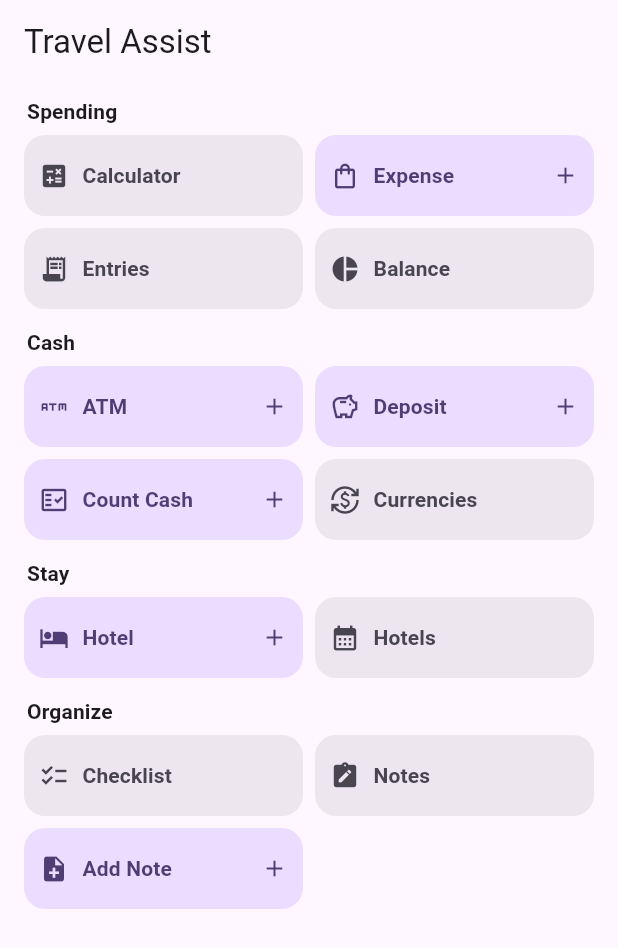
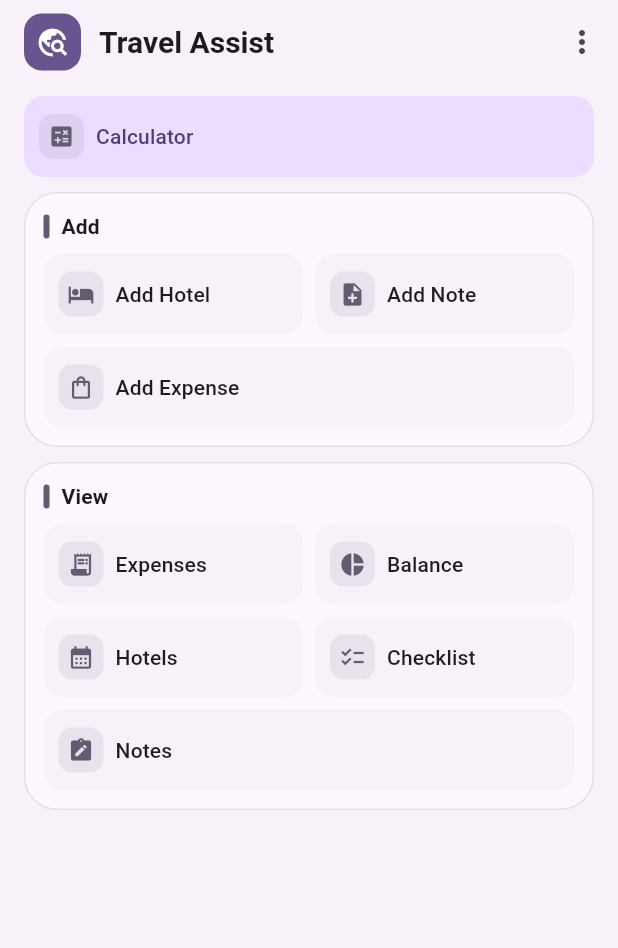
Before and after one commit to snst/travelassist3, a Flutter app: the screen it shows after launch, on a phone screen of 412 x 824 dp. Shown: the top 948 px of the screen. Run offline on Flutter 3.47's test engine with Material 3 defaults, Android fonts, the light colour scheme and no system bars; our stand-ins replace drift, drift_flutter, geolocator; accounts and stored records are empty; generated files the repository leaves out were written again.

Commit message:
home page

```diff
--- a/lib/screens/home_page.dart
+++ b/lib/screens/home_page.dart
@@ -35,29 +35,31 @@ class _FeatureGroup {
   const _FeatureGroup(this.title, this.features);
 }
 
-const _columns = 4;
-
-final _groups = <_FeatureGroup>[
-  _FeatureGroup('Spending', [
-    _Feature.view('Calculator', Icons.calculate, (db) => CalculatorPage(database: db)),
-    _Feature.add('Expense', Icons.shopping_bag_outlined, (db) => ExpensePage(database: db)),
-    _Feature.view('Entries', Icons.receipt_long, (db) => TransactionListPage(database: db)),
-    _Feature.view('Balance', Icons.pie_chart, (db) => BalancePage(database: db)),
-  ]),
-  _FeatureGroup('Cash', [
+final _cashTools = <_Feature>[
   _Feature.add('ATM', Icons.atm, (db) => WithdrawalPage(database: db)),
   _Feature.add('Deposit', Icons.savings_outlined, (db) => DepositPage(database: db)),
   _Feature.add('Count Cash', Icons.fact_check_outlined, (db) => CashCountPage(database: db)),
   _Feature.view('Currencies', Icons.currency_exchange, (db) => CurrencySettingsScreen(database: db)),
+];
+
+final _calculator = _Feature.view(
+  'Calculator',
+  Icons.calculate,
+  (db) => CalculatorPage(database: db),
+);
+
+final _groups = <_FeatureGroup>[
+  _FeatureGroup('Add', [
+    _Feature.add('Add Hotel', Icons.hotel, (db) => HotelPage(database: db)),
+    _Feature.add('Add Note', Icons.note_add, (db) => NoteItemPage(database: db)),
+    _Feature.add('Add Expense', Icons.shopping_bag_outlined, (db) => ExpensePage(database: db)),
   ]),
-  _FeatureGroup('Stay', [
-    _Feature.add('Hotel', Icons.hotel, (db) => HotelPage(database: db)),
+  _FeatureGroup('View', [
+    _Feature.view('Expenses', Icons.receipt_long, (db) => TransactionListPage(database: db)),
+    _Feature.view('Balance', Icons.pie_chart, (db) => BalancePage(database: db)),
     _Feature.view('Hotels', Icons.calendar_month, (db) => HotelCalendarPage(database: db)),
-  ]),
-  _FeatureGroup('Organize', [
     _Feature.view('Checklist', Icons.checklist, (db) => TodoListPage(database: db)),
     _Feature.view('Notes', Icons.note_alt, (db) => NoteListPage(database: db)),
-    _Feature.add('Add Note', Icons.note_add, (db) => NoteItemPage(database: db)),
   ]),
 ];
 
@@ -71,22 +73,88 @@ class HomePage extends StatelessWidget {
   Widget build(BuildContext context) {
     final scheme = Theme.of(context).colorScheme;
     return Scaffold(
+      backgroundColor: scheme.surfaceContainerLow,
       appBar: AppBar(
-        title: Text(title),
-        backgroundColor: scheme.surface,
+        title: Row(
+          children: [
+            Container(
+              padding: const EdgeInsets.all(8),
+              decoration: BoxDecoration(
+                color: scheme.primary,
+                borderRadius: BorderRadius.circular(12),
+              ),
+              child: Icon(
+                Icons.travel_explore,
+                color: scheme.onPrimary,
+                size: 22,
+              ),
+            ),
+            const SizedBox(width: 12),
+            Expanded(
+              child: Text(
+                title,
+                style: const TextStyle(fontSize: 20, fontWeight: FontWeight.w700),
+              ),
+            ),
+          ],
+        ),
+        backgroundColor: scheme.surfaceContainerLow,
+        surfaceTintColor: Colors.transparent,
+        actions: [
+          PopupMenuButton<_Feature>(
+            tooltip: 'Cash tools',
+            icon: const Icon(Icons.more_vert),
+            onSelected: (feature) => Navigator.of(context).push(
+              MaterialPageRoute(builder: (_) => feature.builder(database)),
+            ),
+            itemBuilder: (context) => [
+              for (final feature in _cashTools)
+                PopupMenuItem<_Feature>(
+                  value: feature,
+                  child: Row(
+                    children: [
+                      Icon(feature.icon, size: 20),
+                      const SizedBox(width: 12),
+                      Text(feature.label),
+                    ],
+                  ),
+                ),
+            ],
+          ),
+        ],
       ),
       body: SafeArea(
         child: Align(
           alignment: Alignment.topCenter,
           child: ConstrainedBox(
-            constraints: const BoxConstraints(maxWidth: 1040),
+            constraints: const BoxConstraints(maxWidth: 760),
             child: SingleChildScrollView(
               padding: const EdgeInsets.fromLTRB(16, 8, 16, 12),
               child: Column(
                 crossAxisAlignment: CrossAxisAlignment.start,
                 children: [
-                  for (final group in _groups)
-                    _GroupSection(group: group, database: database),
+                  SizedBox(
+                    width: double.infinity,
+                    height: 40 + MediaQuery.textScalerOf(context).scale(14),
+                    child: _FeatureCard(
+                      feature: _calculator,
+                      accent: scheme.secondary,
+                      prominent: true,
+                      onTap: () => Navigator.of(context).push(
+                        MaterialPageRoute(
+                          builder: (_) => _calculator.builder(database),
+                        ),
+                      ),
+                    ),
+                  ),
+                  for (var i = 0; i < _groups.length; i++) ...[
+                    const SizedBox(height: 10),
+                    _GroupSection(
+                      group: _groups[i],
+                      database: database,
+                      accent: scheme.secondary,
+                    ),
+                  ],
                 ],
               ),
             ),
@@ -100,53 +168,75 @@ class HomePage extends StatelessWidget {
 class _GroupSection extends StatelessWidget {
   final _FeatureGroup group;
   final AppDatabase database;
+  final Color accent;
 
-  const _GroupSection({required this.group, required this.database});
+  const _GroupSection({
+    required this.group,
+    required this.database,
+    required this.accent,
+  });
 
   @override
   Widget build(BuildContext context) {
-    return Padding(
-      padding: const EdgeInsets.only(bottom: 12),
+    final theme = Theme.of(context);
+    final scheme = theme.colorScheme;
+    return Container(
+      padding: const EdgeInsets.all(12),
+      decoration: BoxDecoration(
+        color: scheme.surface,
+        borderRadius: BorderRadius.circular(22),
+        border: Border.all(color: scheme.outlineVariant.withValues(alpha: 0.5)),
+      ),
       child: LayoutBuilder(
         builder: (context, constraints) {
-          final columns = constraints.maxWidth < 520
-              ? 2
-              : constraints.maxWidth < 820
-                  ? 3
-                  : 4;
+          final columns = constraints.maxWidth < 600 ? 2 : 4;
+          final width = (constraints.maxWidth - 8 * (columns - 1)) / columns;
+          final height = 40 + MediaQuery.textScalerOf(context).scale(14);
           return Column(
             crossAxisAlignment: CrossAxisAlignment.start,
             children: [
-              Padding(
-                padding: const EdgeInsets.only(left: 2, bottom: 6),
-                child: Text(
+              Row(
+                children: [
+                  Container(
+                    width: 4,
+                    height: 16,
+                    decoration: BoxDecoration(
+                      color: accent,
+                      borderRadius: BorderRadius.circular(2),
+                    ),
+                  ),
+                  const SizedBox(width: 8),
+                  Text(
                     group.title,
-                  style: Theme.of(context).textTheme.titleSmall?.copyWith(
+                    style: theme.textTheme.titleSmall?.copyWith(
                         fontWeight: FontWeight.w600,
                       ),
                   ),
+                ],
               ),
-              GridView.builder(
-                itemCount: group.features.length,
-                shrinkWrap: true,
-                physics: const NeverScrollableScrollPhysics(),
-                gridDelegate: SliverGridDelegateWithFixedCrossAxisCount(
-                  crossAxisCount: columns,
-                  mainAxisSpacing: 8,
-                  crossAxisSpacing: 8,
-                  mainAxisExtent: 54,
-                ),
-                itemBuilder: (context, index) {
-                  final feature = group.features[index];
-                  return _FeatureCard(
-                    feature: feature,
+              const SizedBox(height: 8),
+              Wrap(
+                spacing: 8,
+                runSpacing: 8,
+                children: [
+                  for (var i = 0; i < group.features.length; i++)
+                    SizedBox(
+                      width: i == group.features.length - 1 &&
+                              group.features.length % columns == 1
+                          ? constraints.maxWidth
+                          : width,
+                      height: height,
+                      child: _FeatureCard(
+                        feature: group.features[i],
+                        accent: accent,
                         onTap: () => Navigator.of(context).push(
                           MaterialPageRoute(
-                        builder: (_) => feature.builder(database),
+                            builder: (_) => group.features[i].builder(database),
                           ),
                         ),
-                  );
-                },
+                      ),
+                    ),
+                ],
               ),
             ],
           );
@@ -159,47 +249,58 @@ class _GroupSection extends StatelessWidget {
 class _FeatureCard extends StatelessWidget {
   final _Feature feature;
   final VoidCallback onTap;
+  final Color accent;
+  final bool prominent;
 
-  const _FeatureCard({required this.feature, required this.onTap});
+  const _FeatureCard({
+    required this.feature,
+    required this.onTap,
+    required this.accent,
+    this.prominent = false,
+  });
 
   @override
   Widget build(BuildContext context) {
     final scheme = Theme.of(context).colorScheme;
     final isAdd = feature.kind == _FeatureKind.add;
-    final background =
-        isAdd ? scheme.primaryContainer : scheme.surfaceContainerHigh;
-    final foreground =
-        isAdd ? scheme.onPrimaryContainer : scheme.onSurfaceVariant;
-    return Card(
-      margin: EdgeInsets.zero,
+    return Material(
       clipBehavior: Clip.antiAlias,
-      elevation: 0,
-      color: background,
-      shape: RoundedRectangleBorder(borderRadius: BorderRadius.circular(14)),
+      color: prominent ? scheme.primaryContainer : scheme.surfaceContainerLow,
+      borderRadius: BorderRadius.circular(13),
       child: InkWell(
         onTap: onTap,
         child: Padding(
           padding: const EdgeInsets.symmetric(horizontal: 10),
           child: Row(
             children: [
-              Icon(feature.icon, color: foreground, size: 20),
-              const SizedBox(width: 9),
+              Container(
+                width: 30,
+                height: 30,
+                decoration: BoxDecoration(
+                  color: accent.withValues(alpha: 0.1),
+                  borderRadius: BorderRadius.circular(9),
+                ),
+                child: Icon(feature.icon, color: accent, size: 18),
+              ),
+              const SizedBox(width: 8),
               Expanded(
                 child: Text(
                   feature.label,
-                  maxLines: 1,
+                  maxLines: 2,
                   overflow: TextOverflow.ellipsis,
                   style: Theme.of(context).textTheme.labelLarge?.copyWith(
-                        color: foreground,
-                        fontWeight: FontWeight.w600,
+                        color: prominent
+                            ? scheme.onPrimaryContainer
+                            : scheme.onSurface,
+                        fontWeight: FontWeight.w500,
                       ),
                 ),
               ),
-              if (isAdd)
+              /*if (isAdd)
                 Padding(
                   padding: const EdgeInsets.only(left: 4),
-                  child: Icon(Icons.add, color: foreground, size: 18),
-                ),
+                  child: Icon(Icons.add, color: accent, size: 16),
+                ),*/
             ],
           ),
         ),
```
Also changed, not shown: lib/screens/hotel_page.dart (+7 -7 lines), lib/widgets/comment_input.dart (+59 -4 lines), lib/widgets/hotel_options.dart (+6 -6 lines), 2 other files. Lines whose indentation alone changed are shown as unchanged.
